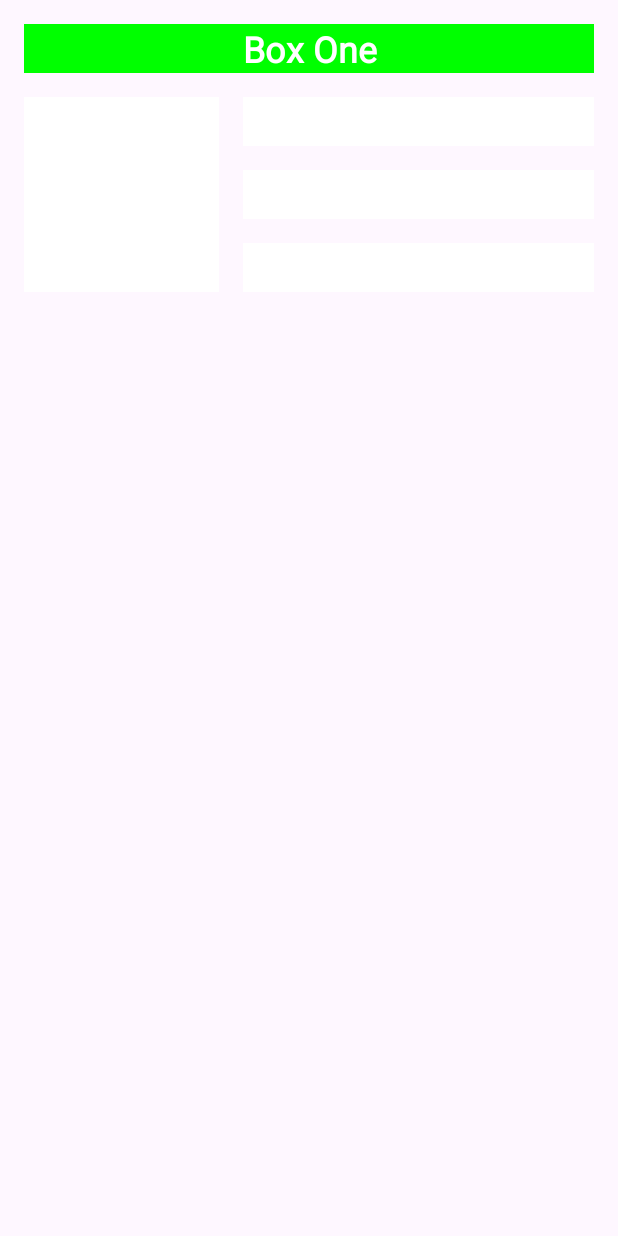
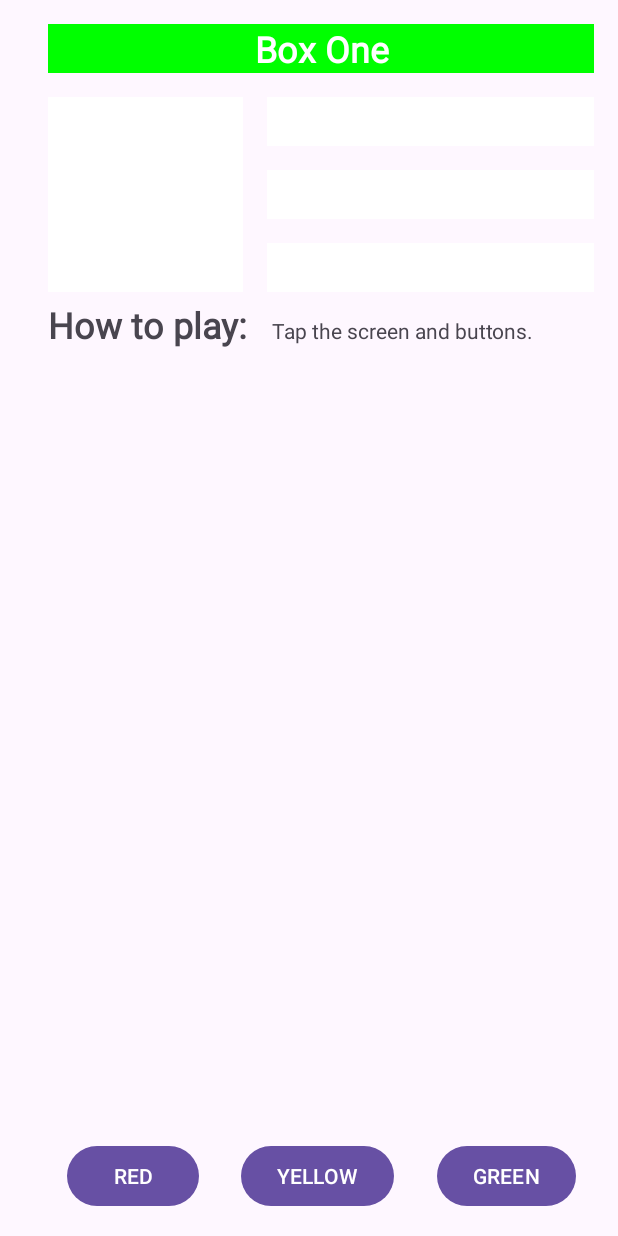
Before and after one commit to ChengHoeLim/Practical3, an Android app: the screen it shows after launch (MainActivity), after a tap on "Box One", on a phone screen of 412 x 824 dp. Run offline under Robolectric (Android 15) with nearby library versions, the phone set to English and light mode, and no system bars.

Commit message:
Initial commit

```diff
--- a/app/src/main/java/com/example/practical3/MainActivity.kt
+++ b/app/src/main/java/com/example/practical3/MainActivity.kt
@@ -4,6 +4,7 @@ import android.graphics.Color
 import androidx.appcompat.app.AppCompatActivity
 import android.os.Bundle
 import android.view.View
+import android.widget.Button
 import android.widget.TextView
 
 class MainActivity : AppCompatActivity() {
@@ -20,6 +21,10 @@ class MainActivity : AppCompatActivity() {
             R.id.box_three_text -> view.setBackgroundColor(Color.RED)
             R.id.box_four_text -> view.setBackgroundColor(Color.MAGENTA)
             R.id.box_five_text -> view.setBackgroundColor(Color.CYAN)
+
+            R.id.red_button -> findViewById<TextView>(R.id.box_three_text).setBackgroundResource(R.color.my_red)
+            R.id.yellow_button -> findViewById<TextView>(R.id.box_four_text).setBackgroundResource(R.color.my_yellow)
+            R.id.green_button -> findViewById<TextView>(R.id.box_five_text).setBackgroundResource(R.color.my_green)
             else -> view.setBackgroundColor(Color.DKGRAY)
         }
     }
@@ -31,9 +36,13 @@ class MainActivity : AppCompatActivity() {
         val boxFourText = findViewById<TextView>(R.id.box_four_text)
         val boxFiveText = findViewById<TextView>(R.id.box_five_text)
 
+        val redButton = findViewById<Button>(R.id.red_button)
+        val greenButton = findViewById<Button>(R.id.green_button)
+        val yellowButton = findViewById<Button>(R.id.yellow_button)
+
         val rootConstraintLayout = findViewById<View>(R.id.constraint_layout)
 
-        val clickableViews: List<View> = listOf(boxOneText, boxTwoText, boxThreeText, boxFourText, boxFiveText, rootConstraintLayout)
+        val clickableViews: List<View> = listOf(boxOneText, boxTwoText, boxThreeText, boxFourText, boxFiveText, rootConstraintLayout, redButton, greenButton, yellowButton)
 
         for(item in clickableViews){
             item.setOnClickListener { makeColored(it) }
--- a/app/src/main/res/layout/activity_main.xml
+++ b/app/src/main/res/layout/activity_main.xml
@@ -5,6 +5,7 @@
     android:id="@+id/constraint_layout"
     android:layout_width="match_parent"
     android:layout_height="match_parent"
+    android:layout_marginStart="@dimen/margin_wide"
     tools:context=".MainActivity">
 
     <TextView
@@ -72,4 +73,70 @@
         app:layout_constraintStart_toEndOf="@+id/box_two_text"
         app:layout_constraintTop_toBottomOf="@+id/box_four_text" />
 
+    <TextView
+        android:id="@+id/label_text"
+        android:layout_width="wrap_content"
+        android:layout_height="wrap_content"
+        android:layout_marginStart="@dimen/margin_wide"
+        android:fontFamily="@font/roboto"
+        android:text="@string/how_to_play"
+        android:textSize="@dimen/box_text_size"
+        android:textStyle="bold"
+        app:layout_constraintBaseline_toBaselineOf="@+id/info_text"
+        app:layout_constraintStart_toStartOf="parent" />
+
+    <TextView
+        android:id="@+id/info_text"
+        android:layout_width="0dp"
+        android:layout_height="wrap_content"
+        android:layout_marginStart="@dimen/margin_wide"
+        android:layout_marginTop="@dimen/margin_wide"
+        android:layout_marginEnd="@dimen/margin_wide"
+        android:layout_marginBottom="@dimen/margin_wide"
+        android:fontFamily="@font/roboto"
+        android:text="@string/tap_the_boxes_and_buttons"
+        app:layout_constraintBottom_toBottomOf="parent"
+        app:layout_constraintEnd_toEndOf="parent"
+        app:layout_constraintStart_toEndOf="@+id/label_text"
+        app:layout_constraintTop_toBottomOf="@+id/box_two_text"
+        app:layout_constraintVertical_bias="0" />
+
+    <Button
+        android:id="@+id/red_button"
+        android:layout_width="wrap_content"
+        android:layout_height="wrap_content"
+        android:layout_marginStart="16dp"
+        android:text="@string/button_red"
+        app:layout_constraintBaseline_toBaselineOf="@+id/yellow_button"
+        app:layout_constraintEnd_toStartOf="@+id/yellow_button"
+        app:layout_constraintHorizontal_bias="0.5"
+        app:layout_constraintStart_toStartOf="parent" />
+
+    <Button
+        android:id="@+id/yellow_button"
+        android:layout_width="wrap_content"
+        android:layout_height="wrap_content"
+        android:layout_marginStart="16dp"
+        android:layout_marginTop="@dimen/margin_wide"
+        android:layout_marginEnd="16dp"
+        android:layout_marginBottom="@dimen/margin_wide"
+        android:text="@string/button_yellow"
+        app:layout_constraintBottom_toBottomOf="parent"
+        app:layout_constraintEnd_toStartOf="@+id/green_button"
+        app:layout_constraintHorizontal_bias="0.5"
+        app:layout_constraintStart_toEndOf="@+id/red_button"
+        app:layout_constraintTop_toBottomOf="@+id/info_text"
+        app:layout_constraintVertical_bias="1.0" />
+
+    <Button
+        android:id="@+id/green_button"
+        android:layout_width="wrap_content"
+        android:layout_height="wrap_content"
+        android:layout_marginEnd="16dp"
+        android:text="@string/button_green"
+        app:layout_constraintBaseline_toBaselineOf="@+id/yellow_button"
+        app:layout_constraintEnd_toEndOf="parent"
+        app:layout_constraintHorizontal_bias="0.5"
+        app:layout_constraintStart_toEndOf="@+id/yellow_button" />
+
 </androidx.constraintlayout.widget.ConstraintLayout>
--- a/app/src/main/res/values/colors.xml
+++ b/app/src/main/res/values/colors.xml
@@ -2,4 +2,7 @@
 <resources>
     <color name="black">#FF000000</color>
     <color name="white">#FFFFFFFF</color>
+    <color name="my_green">#12C700</color>
+    <color name="my_red">#E54304</color>
+    <color name="my_yellow">#FFC107</color>
 </resources>
--- a/app/src/main/res/values/strings.xml
+++ b/app/src/main/res/values/strings.xml
@@ -5,4 +5,9 @@
     <string name="box_three">Box Three</string>
     <string name="box_four">Box Four</string>
     <string name="box_five">Box Five</string>
+    <string name="how_to_play">How to play:</string>
+    <string name="tap_the_boxes_and_buttons">Tap the screen and buttons.</string>
+    <string name="button_red">RED</string>
+    <string name="button_yellow">YELLOW</string>
+    <string name="button_green">GREEN</string>
 </resources>
```
